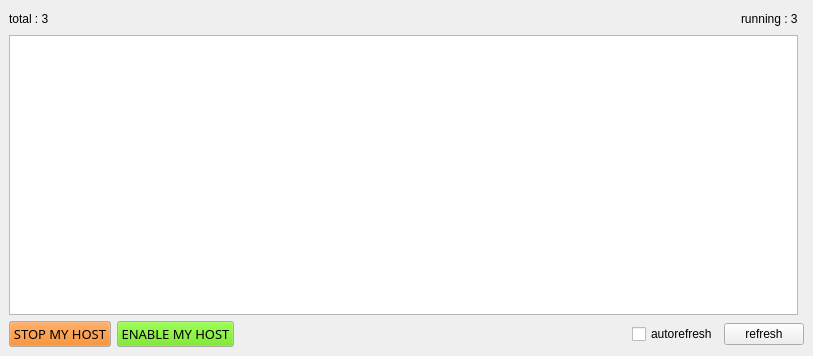
aumanimationstudios/rbhus, file rbhusUI/lib/rbhusHostMod.ui: the form before one commit.
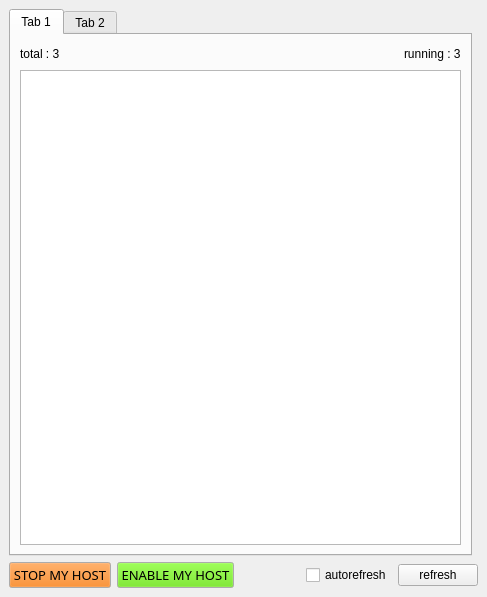
The form after the commit.

What changed in the file:
```diff
--- a/rbhusUI/lib/rbhusHostMod.ui
+++ b/rbhusUI/lib/rbhusHostMod.ui
@@ -6,8 +6,8 @@
    <rect>
     <x>0</x>
     <y>0</y>
-    <width>813</width>
-    <height>356</height>
+    <width>487</width>
+    <height>597</height>
    </rect>
   </property>
   <property name="sizePolicy">
@@ -30,7 +30,7 @@
     </sizepolicy>
    </property>
    <layout class="QGridLayout" name="gridLayout">
-    <item row="5" column="0" colspan="2">
+    <item row="6" column="0" colspan="2">
      <layout class="QHBoxLayout" name="horizontalLayout_2">
       <item>
        <widget class="QPushButton" name="pushLocalStop">
@@ -241,7 +241,53 @@
       </item>
      </layout>
     </item>
-    <item row="4" column="0">
+    <item row="1" column="0">
+     <layout class="QHBoxLayout" name="horizontalLayout"/>
+    </item>
+    <item row="0" column="0">
+     <widget class="QTabWidget" name="tabWidget">
+      <property name="currentIndex">
+       <number>0</number>
+      </property>
+      <widget class="QWidget" name="tab">
+       <attribute name="title">
+        <string>Tab 1</string>
+       </attribute>
+       <layout class="QGridLayout" name="gridLayout_2">
+        <item row="0" column="2">
+         <widget class="QLabel" name="LabelRunning">
+          <property name="layoutDirection">
+           <enum>Qt::LeftToRight</enum>
+          </property>
+          <property name="text">
+           <string>running : 3</string>
+          </property>
+         </widget>
+        </item>
+        <item row="0" column="1">
+         <spacer name="horizontalSpacer_2">
+          <property name="orientation">
+           <enum>Qt::Horizontal</enum>
+          </property>
+          <property name="sizeHint" stdset="0">
+           <size>
+            <width>40</width>
+            <height>20</height>
+           </size>
+          </property>
+         </spacer>
+        </item>
+        <item row="0" column="0">
+         <widget class="QLabel" name="LabelTotal">
+          <property name="layoutDirection">
+           <enum>Qt::LeftToRight</enum>
+          </property>
+          <property name="text">
+           <string>total : 3</string>
+          </property>
+         </widget>
+        </item>
+        <item row="1" column="0" colspan="3">
      <widget class="QTableWidget" name="tableHost">
       <property name="sizePolicy">
        <sizepolicy hsizetype="MinimumExpanding" vsizetype="Expanding">
@@ -258,6 +304,12 @@
       <property name="verticalScrollBarPolicy">
        <enum>Qt::ScrollBarAsNeeded</enum>
       </property>
+          <property name="horizontalScrollBarPolicy">
+           <enum>Qt::ScrollBarAsNeeded</enum>
+          </property>
+          <property name="autoScroll">
+           <bool>true</bool>
+          </property>
       <property name="editTriggers">
        <set>QAbstractItemView::NoEditTriggers</set>
       </property>
@@ -271,7 +323,13 @@
        <bool>true</bool>
       </property>
       <attribute name="horizontalHeaderCascadingSectionResizes">
-       <bool>true</bool>
+           <bool>false</bool>
+          </attribute>
+          <attribute name="horizontalHeaderDefaultSectionSize">
+           <number>2</number>
+          </attribute>
+          <attribute name="horizontalHeaderMinimumSectionSize">
+           <number>1</number>
       </attribute>
       <attribute name="horizontalHeaderStretchLastSection">
        <bool>true</bool>
@@ -281,42 +339,14 @@
       </attribute>
      </widget>
     </item>
-    <item row="0" column="0">
-     <layout class="QHBoxLayout" name="horizontalLayout">
-      <item>
-       <widget class="QLabel" name="LabelTotal">
-        <property name="layoutDirection">
-         <enum>Qt::LeftToRight</enum>
-        </property>
-        <property name="text">
-         <string>total : 3</string>
-        </property>
-       </widget>
-      </item>
-      <item>
-       <spacer name="horizontalSpacer_2">
-        <property name="orientation">
-         <enum>Qt::Horizontal</enum>
-        </property>
-        <property name="sizeHint" stdset="0">
-         <size>
-          <width>40</width>
-          <height>20</height>
-         </size>
-        </property>
-       </spacer>
-      </item>
-      <item>
-       <widget class="QLabel" name="LabelRunning">
-        <property name="layoutDirection">
-         <enum>Qt::LeftToRight</enum>
-        </property>
-        <property name="text">
-         <string>running : 3</string>
-        </property>
-       </widget>
-      </item>
-     </layout>
+       </layout>
+      </widget>
+      <widget class="QWidget" name="tab_2">
+       <attribute name="title">
+        <string>Tab 2</string>
+       </attribute>
+      </widget>
+     </widget>
     </item>
    </layout>
   </widget>
```
Left out of the diff: 3 changed lines with no effect on the pictures. Lines whose indentation alone changed are shown as unchanged.
